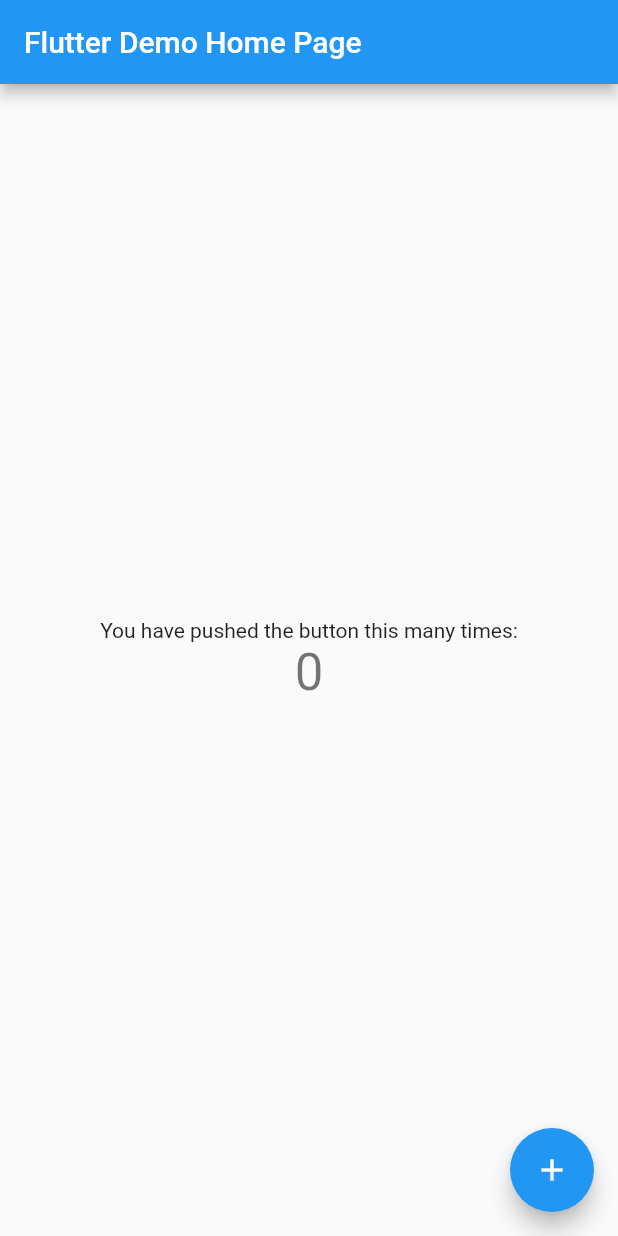
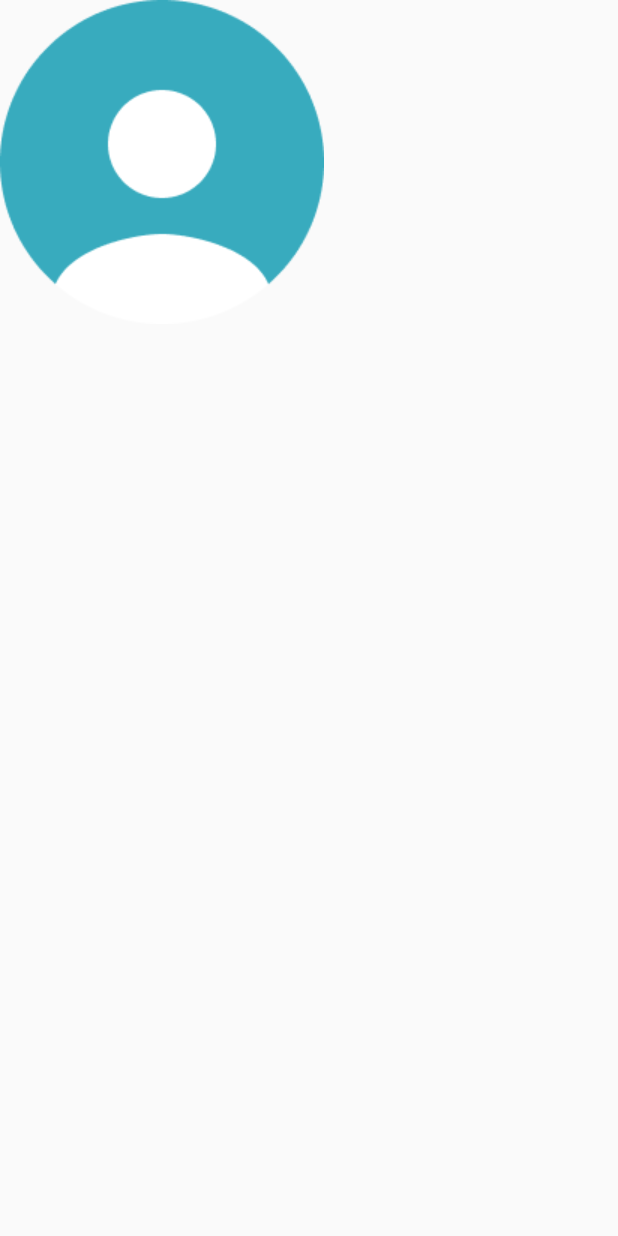
Before and after one commit to yaminmuhammad/sepatuku, a Flutter app: the screen it shows after launch, on a phone screen of 412 x 824 dp. Run offline on Flutter 3.47's test engine with Material 2 defaults, Android fonts, the phone set to English and light mode, and no system bars.

```diff
--- a/lib/main.dart
+++ b/lib/main.dart
@@ -1,115 +1,26 @@
 import 'package:flutter/material.dart';
 
-void main() {
-  runApp(const MyApp());
-}
+void main() => runApp(const MyApp());
 
 class MyApp extends StatelessWidget {
   const MyApp({super.key});
 
-  // This widget is the root of your application.
   @override
   Widget build(BuildContext context) {
-    return MaterialApp(
-      title: 'Flutter Demo',
-      theme: ThemeData(
-        // This is the theme of your application.
-        //
-        // Try running your application with "flutter run". You'll see the
-        // application has a blue toolbar. Then, without quitting the app, try
-        // changing the primarySwatch below to Colors.green and then invoke
-        // "hot reload" (press "r" in the console where you ran "flutter run",
-        // or simply save your changes to "hot reload" in a Flutter IDE).
-        // Notice that the counter didn't reset back to zero; the application
-        // is not restarted.
-        primarySwatch: Colors.blue,
-      ),
-      home: const MyHomePage(title: 'Flutter Demo Home Page'),
+    return const MaterialApp(
+      debugShowCheckedModeBanner: false,
+      home: HomePage(),
     );
   }
 }
 
-class MyHomePage extends StatefulWidget {
-  const MyHomePage({super.key, required this.title});
-
-  // This widget is the home page of your application. It is stateful, meaning
-  // that it has a State object (defined below) that contains fields that affect
-  // how it looks.
-
-  // This class is the configuration for the state. It holds the values (in this
-  // case the title) provided by the parent (in this case the App widget) and
-  // used by the build method of the State. Fields in a Widget subclass are
-  // always marked "final".
-
-  final String title;
-
-  @override
-  State<MyHomePage> createState() => _MyHomePageState();
-}
-
-class _MyHomePageState extends State<MyHomePage> {
-  int _counter = 0;
-
-  void _incrementCounter() {
-    setState(() {
-      // This call to setState tells the Flutter framework that something has
-      // changed in this State, which causes it to rerun the build method below
-      // so that the display can reflect the updated values. If we changed
-      // _counter without calling setState(), then the build method would not be
-      // called again, and so nothing would appear to happen.
-      _counter++;
-    });
-  }
+class HomePage extends StatelessWidget {
+  const HomePage({super.key});
 
   @override
   Widget build(BuildContext context) {
-    // This method is rerun every time setState is called, for instance as done
-    // by the _incrementCounter method above.
-    //
-    // The Flutter framework has been optimized to make rerunning build methods
-    // fast, so that you can just rebuild anything that needs updating rather
-    // than having to individually change instances of widgets.
     return Scaffold(
-      appBar: AppBar(
-        // Here we take the value from the MyHomePage object that was created by
-        // the App.build method, and use it to set our appBar title.
-        title: Text(widget.title),
-      ),
-      body: Center(
-        // Center is a layout widget. It takes a single child and positions it
-        // in the middle of the parent.
-        child: Column(
-          // Column is also a layout widget. It takes a list of children and
-          // arranges them vertically. By default, it sizes itself to fit its
-          // children horizontally, and tries to be as tall as its parent.
-          //
-          // Invoke "debug painting" (press "p" in the console, choose the
-          // "Toggle Debug Paint" action from the Flutter Inspector in Android
-          // Studio, or the "Toggle Debug Paint" command in Visual Studio Code)
-          // to see the wireFrame for each widget.
-          //
-          // Column has various properties to control how it sizes itself and
-          // how it positions its children. Here we use mainAxisAlignment to
-          // center the children vertically; the main axis here is the vertical
-          // axis because Columns are vertical (the cross axis would be
-          // horizontal).
-          mainAxisAlignment: MainAxisAlignment.center,
-          children: <Widget>[
-            const Text(
-              'You have pushed the button this many times:',
-            ),
-            Text(
-              '$_counter',
-              style: Theme.of(context).textTheme.headline4,
-            ),
-          ],
-        ),
-      ),
-      floatingActionButton: FloatingActionButton(
-        onPressed: _incrementCounter,
-        tooltip: 'Increment',
-        child: const Icon(Icons.add),
-      ), // This trailing comma makes auto-formatting nicer for build methods.
+      body: Image.asset('assets/image_profile.png'),
     );
   }
 }
```
Also changed, not shown: pubspec.yaml (+5 -8 lines), 1 other file.
